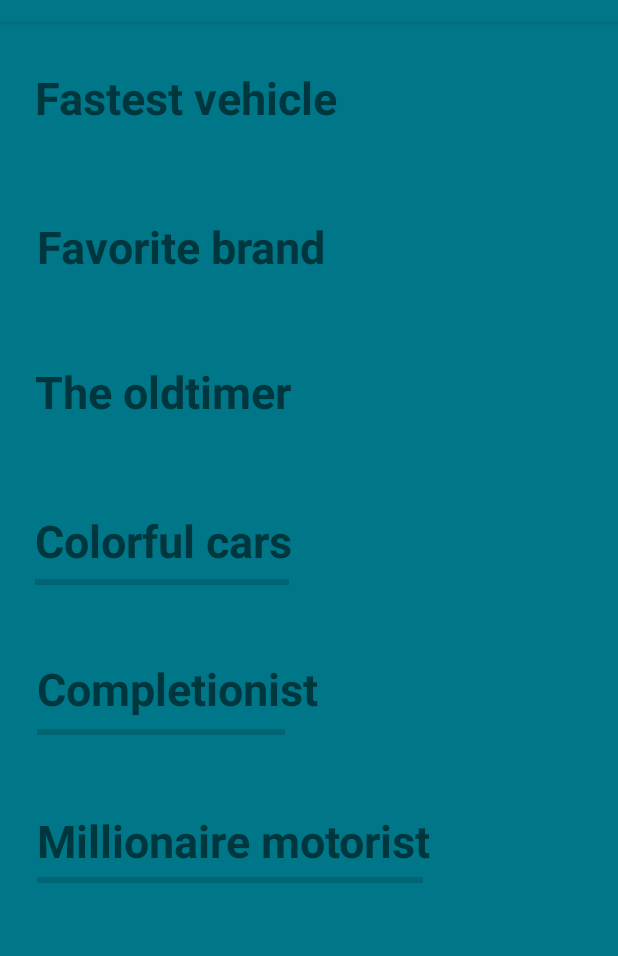
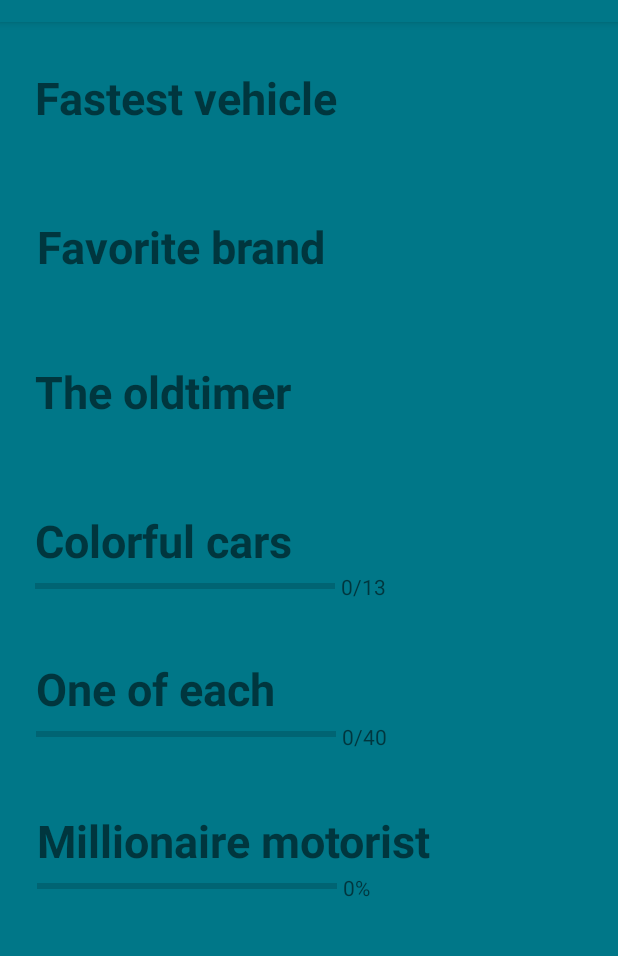
Before and after one commit to laurens88/Car-Collection, an Android app: the fragment profileFragment shown on its own in the app's theme, on a phone screen of 412 x 824 dp, the part 62-1018 px from its top. Run offline under Robolectric (Android 15) with nearby library versions, the light colour scheme and no system bars.

Commit message:
Version 9.0 with 6 initial achievements + textfield filters

```diff
--- a/app/src/main/java/com/example/carcollectiondatabase/DatabaseHelper.java
+++ b/app/src/main/java/com/example/carcollectiondatabase/DatabaseHelper.java
@@ -12,6 +12,7 @@ import android.widget.Toast;
 import androidx.annotation.Nullable;
 
 import java.io.IOException;
+import java.lang.reflect.Array;
 import java.util.ArrayList;
 
 public class DatabaseHelper extends SQLiteOpenHelper {
@@ -410,6 +411,17 @@ public class DatabaseHelper extends SQLiteOpenHelper {
         return cursorToArrayList(cursor);
     }
 
+    public ArrayList<String> getDistinctBrands(){
+        String query = "SELECT count(distinct "+COLUMN_BRAND+") from "+TABLE_NAME;
+        SQLiteDatabase db = this.getReadableDatabase();
+
+        Cursor cursor = null;
+        if(db != null){
+            cursor = db.rawQuery(query, new String[]{});
+        }
+        return cursorToArrayList(cursor);
+    }
+
     public ArrayList<String> getOldest(){
         String query = "SELECT car_brand, car_type, min(car_year) from "+TABLE_NAME+" where car_year > 0";
         SQLiteDatabase db = this.getReadableDatabase();
--- a/app/src/main/java/com/example/carcollectiondatabase/fragments/profileFragment.java
+++ b/app/src/main/java/com/example/carcollectiondatabase/fragments/profileFragment.java
@@ -26,7 +26,8 @@ public class profileFragment extends Fragment {
     DatabaseHelper dbhelper = new DatabaseHelper(getContext());
     ProgressBar colorful;
     ProgressBar million;
-    TextView millionTitle;
+    ProgressBar completionist;
+    TextView fastest, fave_brand, oldest, color, completion, millionaire;
 
     @SuppressLint("Range")
     @Override
@@ -35,12 +36,16 @@ public class profileFragment extends Fragment {
         // Inflate the layout for this fragment
         View view = inflater.inflate(R.layout.fragment_profile, container, false);
 
-        TextView fastest = view.findViewById(R.id.fastest);
-        TextView fave_brand = view.findViewById(R.id.favBrand);
-        TextView oldest = view.findViewById(R.id.oldest);
-        TextView millionTitle = view.findViewById(R.id.MillionaireTitle);
+        fastest = view.findViewById(R.id.fastest);
+        fave_brand = view.findViewById(R.id.favBrand);
+        oldest = view.findViewById(R.id.oldest);
+        color = view.findViewById(R.id.colorProgressText);
+        completion = view.findViewById(R.id.textView14);
+        millionaire = view.findViewById(R.id.millionProgressText);
         colorful = view.findViewById(R.id.colorProgress);
         million = view.findViewById(R.id.MillionaireProgress);
+        completionist = view.findViewById(R.id.completionistProgress);
+
 
         DatabaseHelper dbhelper = new DatabaseHelper(getContext());
 
@@ -62,12 +67,19 @@ public class profileFragment extends Fragment {
         }
 
         colorful.setMax(13);
-        colorful.setProgress(Integer.parseInt(dbhelper.getDistinctColors().get(0)));
+        int colors = Integer.parseInt(dbhelper.getDistinctColors().get(0));
+        colorful.setProgress(Math.min(colors, colorful.getMax()));
+        color.setText(colors+"/"+13);
 
         million.setMax(1000000);
-        million.setProgress(Math.min(dbhelper.getTotalValue(dbhelper.getPrices()), 1000000));
+        int totalValue = dbhelper.getTotalValue(dbhelper.getPrices());
+        million.setProgress(Math.min(totalValue, 1000000));
+        millionaire.setText(Math.min(totalValue,1000000)/10000+"%");
 
-
+        completionist.setMax(40);
+        int brands = Integer.parseInt(dbhelper.getDistinctBrands().get(0));
+        completionist.setProgress(Math.min(brands, 40));
+        completion.setText(brands+"/"+40);
 
         return view;
     }
@@ -75,23 +87,16 @@ public class profileFragment extends Fragment {
     @Override
     public void onResume() {
         DatabaseHelper dbhelper = new DatabaseHelper(getContext());
-        colorful.setProgress(Integer.parseInt(dbhelper.getDistinctColors().get(0)));
-        million.setProgress(Math.min(dbhelper.getTotalValue(dbhelper.getPrices()), 1000000));
+        int colors = Integer.parseInt(dbhelper.getDistinctColors().get(0));
+        colorful.setProgress(Math.min(colors, 13));
+        color.setText(colors+"/"+13);
+        int totalValue = dbhelper.getTotalValue(dbhelper.getPrices());
+        million.setProgress(Math.min(totalValue, 1000000));
+        millionaire.setText(Math.min(totalValue,1000000)/10000+"%");
+        int brands = Integer.parseInt(dbhelper.getDistinctBrands().get(0));
+        completionist.setProgress(Math.min(brands, 40));
+        completion.setText(brands+"/"+40);
         super.onResume();
     }
 
-    @SuppressLint("Range")
-    public ArrayList<String> cursorToArrayList(Cursor cursor){
-        ArrayList<String> cursorList = new ArrayList<>();
-        if (cursor.moveToFirst() ){
-            String[] columnNames = cursor.getColumnNames();
-            do {
-                for (String name: columnNames) {
-                    cursorList.add(cursor.getString(cursor.getColumnIndex(name)));
-                }
-            } while (cursor.moveToNext());
-        }
-        return cursorList;
-    }
-
 }
--- a/app/src/main/res/layout/activity_add.xml
+++ b/app/src/main/res/layout/activity_add.xml
@@ -44,6 +44,7 @@
         android:hint="License plate"
         android:inputType="textPersonName"
         android:minHeight="48dp"
+        android:digits="BCDFGHJKLMNPQRSTVWXYZ-0123456789"
         app:layout_constraintBottom_toBottomOf="parent"
         app:layout_constraintEnd_toEndOf="parent"
         app:layout_constraintHorizontal_bias="0.447"
--- a/app/src/main/res/layout/activity_display.xml
+++ b/app/src/main/res/layout/activity_display.xml
@@ -4,6 +4,7 @@
     xmlns:tools="http://schemas.android.com/tools"
     android:layout_width="match_parent"
     android:layout_height="match_parent"
+    android:background="@color/black"
     tools:context=".DisplayActivity">
 
         <TextView
@@ -136,6 +137,7 @@
             android:layout_marginTop="340dp"
             android:layout_marginRight="12dp"
             android:layout_marginLeft="90dp"
+            android:textColor="@color/white"
             android:focusable="false"
             android:hint="License plate"/>
 
--- a/app/src/main/res/layout/activity_update.xml
+++ b/app/src/main/res/layout/activity_update.xml
@@ -47,6 +47,7 @@
         android:hint="License Plate"
         android:inputType="textPersonName"
         android:minHeight="48dp"
+        android:digits="BCDFGHJKLMNPQRSTVWXYZ-0123456789"
         app:layout_constraintBottom_toBottomOf="parent"
         app:layout_constraintEnd_toEndOf="parent"
         app:layout_constraintHorizontal_bias="0.497"
--- a/app/src/main/res/layout/fragment_lookup.xml
+++ b/app/src/main/res/layout/fragment_lookup.xml
@@ -18,6 +18,7 @@
         android:layout_centerHorizontal="true"
         android:hint="License plate"
         android:textSize="32dp"
+        android:textColor="@color/white"
         android:paddingTop="200dp"
         android:digits="0123456789-BCDFGHJKLMNPQRSTVWXYZ"
         app:layout_constraintBottom_toBottomOf="parent"
--- a/app/src/main/res/layout/fragment_profile.xml
+++ b/app/src/main/res/layout/fragment_profile.xml
@@ -90,12 +90,12 @@
         android:id="@+id/completionistTitle"
         android:layout_width="wrap_content"
         android:layout_height="wrap_content"
-        android:text="Completionist"
+        android:text="One of each"
         android:textSize="30sp"
         android:textStyle="bold"
         app:layout_constraintBottom_toBottomOf="parent"
         app:layout_constraintEnd_toEndOf="parent"
-        app:layout_constraintHorizontal_bias="0.111"
+        app:layout_constraintHorizontal_bias="0.096"
         app:layout_constraintStart_toStartOf="parent"
         app:layout_constraintTop_toTopOf="parent"
         app:layout_constraintVertical_bias="0.583" />
@@ -117,25 +117,77 @@
     <ProgressBar
         android:id="@+id/colorProgress"
         style="?android:attr/progressBarStyleHorizontal"
-        android:layout_width="169dp"
-        android:layout_height="15dp"
+        android:layout_width="200dp"
+        android:layout_height="20dp"
         app:layout_constraintStart_toStartOf="@+id/colorfulTitle"
         app:layout_constraintTop_toBottomOf="@+id/colorfulTitle" />
 
     <ProgressBar
         android:id="@+id/completionistProgress"
         style="?android:attr/progressBarStyleHorizontal"
-        android:layout_width="165dp"
-        android:layout_height="17dp"
+        android:layout_width="200dp"
+        android:layout_height="20dp"
         app:layout_constraintStart_toStartOf="@+id/completionistTitle"
         app:layout_constraintTop_toBottomOf="@+id/completionistTitle" />
 
     <ProgressBar
         android:id="@+id/MillionaireProgress"
         style="?android:attr/progressBarStyleHorizontal"
-        android:layout_width="257dp"
-        android:layout_height="12dp"
+        android:layout_width="200dp"
+        android:layout_height="20dp"
         app:layout_constraintStart_toStartOf="@+id/MillionaireTitle"
         app:layout_constraintTop_toBottomOf="@+id/MillionaireTitle" />
 
+    <TextView
+        android:id="@+id/colorProgressText"
+        android:layout_width="wrap_content"
+        android:layout_height="wrap_content"
+        android:layout_marginStart="4dp"
+        android:text="TextView"
+        app:layout_constraintBottom_toBottomOf="parent"
+        app:layout_constraintStart_toEndOf="@+id/colorProgress"
+        app:layout_constraintTop_toTopOf="parent"
+        app:layout_constraintVertical_bias="0.49" />
+
+<!--    <TextView-->
+<!--        android:id="@+id/completionistProgressText"-->
+<!--        android:layout_width="wrap_content"-->
+<!--        android:layout_height="wrap_content"-->
+<!--        android:layout_marginStart="4dp"-->
+<!--        android:layout_marginEnd="156dp"-->
+<!--        android:text="TextView"-->
+<!--        app:layout_constraintBottom_toBottomOf="parent"-->
+<!--        app:layout_constraintEnd_toEndOf="parent"-->
+<!--        app:layout_constraintHorizontal_bias="0.032"-->
+<!--        app:layout_constraintStart_toEndOf="@+id/completionistProgress"-->
+<!--        app:layout_constraintTop_toTopOf="parent"-->
+<!--        app:layout_constraintVertical_bias="0.623" />-->
+
+    <TextView
+        android:id="@+id/millionProgressText"
+        android:layout_width="wrap_content"
+        android:layout_height="wrap_content"
+        android:layout_marginStart="4dp"
+        android:layout_marginEnd="63dp"
+        android:text="TextView"
+        app:layout_constraintBottom_toBottomOf="parent"
+        app:layout_constraintEnd_toEndOf="parent"
+        app:layout_constraintHorizontal_bias="0.0"
+        app:layout_constraintStart_toEndOf="@+id/MillionaireProgress"
+        app:layout_constraintTop_toTopOf="parent"
+        app:layout_constraintVertical_bias="0.758" />
+
+    <TextView
+        android:id="@+id/textView14"
+        android:layout_width="wrap_content"
+        android:layout_height="wrap_content"
+        android:layout_marginStart="4dp"
+        android:text="TextView"
+        app:layout_constraintBottom_toBottomOf="parent"
+        app:layout_constraintEnd_toEndOf="parent"
+        app:layout_constraintHorizontal_bias="0.0"
+        app:layout_constraintStart_toEndOf="@+id/completionistProgress"
+        app:layout_constraintTop_toTopOf="parent"
+        app:layout_constraintVertical_bias="0.623" />
+
 </androidx.constraintlayout.widget.ConstraintLayout>
```
